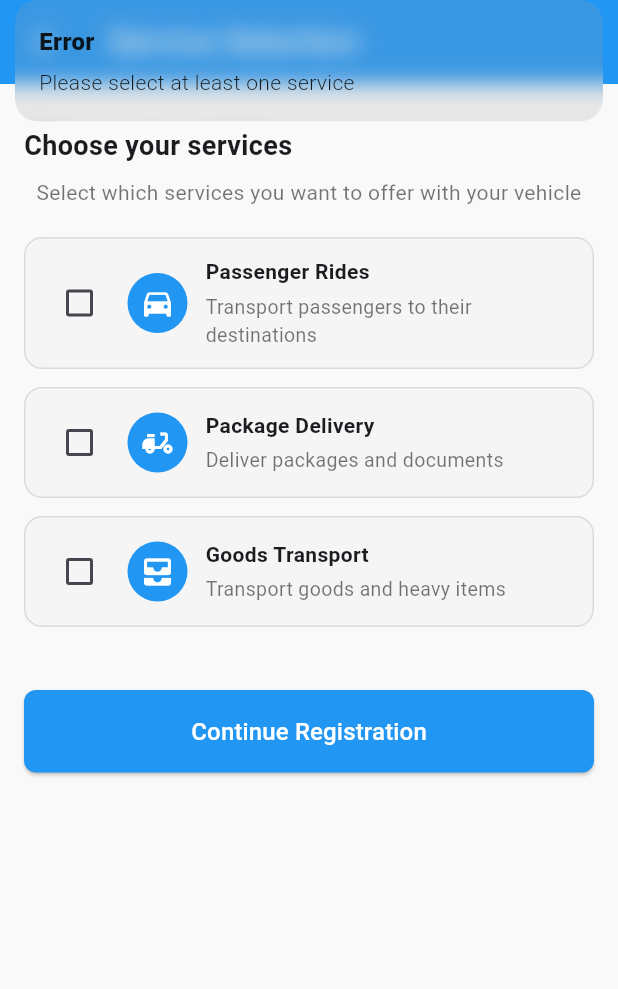
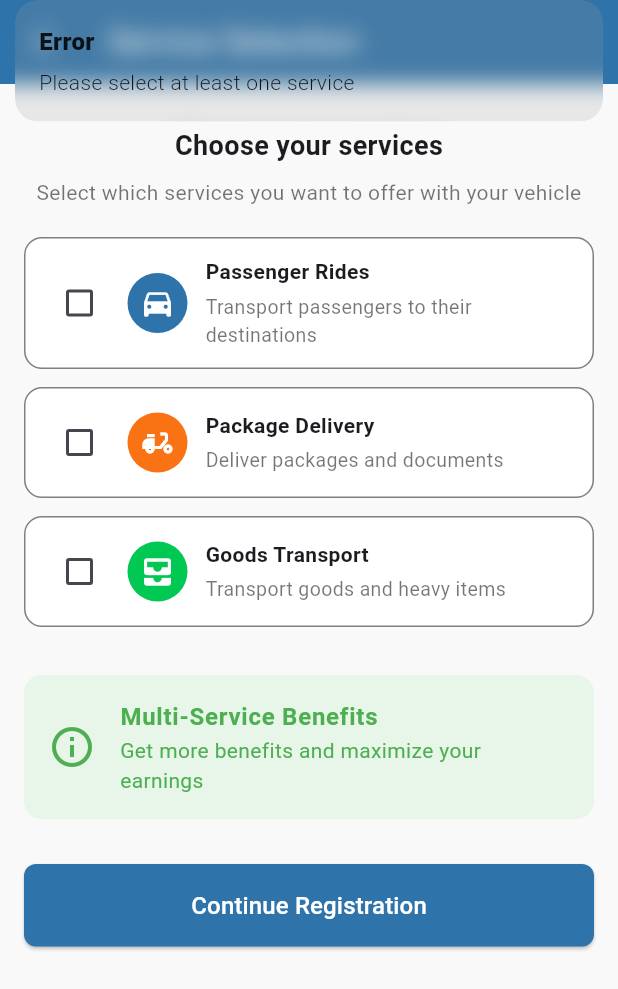
Before and after one commit to Durgeshpatel77/vezoh_driver, a Flutter app: the ServiceSelectionScreen screen opened directly, after a tap on "Continue Registration", on a phone screen of 412 x 824 dp. Shown: the top 989 px of the screen. Run offline on Flutter 3.47's test engine with Material 3 defaults, Android fonts, the phone set to English and light mode, and no system bars; our stand-ins replace get, image_picker, permission_handler, shared_preferences; accounts and stored records are empty.

Commit message:
selection done

```diff
--- a/lib/contoller/service_selection_controller.dart
+++ b/lib/contoller/service_selection_controller.dart
@@ -1,7 +1,9 @@
 import 'dart:convert';
 import 'package:get/get.dart';
 import 'package:http/http.dart' as http;
+import 'package:shared_preferences/shared_preferences.dart';
 import '../model/service_selection_model.dart';
+import '../screens/driver_sides_screens/verification_screens/vehicle_registration_screen.dart';
 import 'api_constants.dart';
 
 class ServiceController extends GetxController {
@@ -37,36 +39,45 @@ class ServiceController extends GetxController {
     ];
   }
 
+  /// Correct toggle: only update the specific service
   void toggleService(String id) {
-    services.value = services.map((service) {
-      if (service.id == id) {
-        return service.copyWith(isSelected: !service.isSelected);
-      }
-      return service;
-    }).toList();
+    final index = services.indexWhere((s) => s.id == id);
+    if (index != -1) {
+      services[index] = services[index].copyWith(
+        isSelected: !services[index].isSelected,
+      );
+    }
   }
 
   Future<void> submitServices() async {
     isLoading.value = true;
 
-    final selected = services.where((s) => s.isSelected).map((s) => s.id).toList();
+    // Get the list of selected services (full objects)
+    final selectedServices = services.where((s) => s.isSelected).toList();
 
-    if (selected.isEmpty) {
+    if (selectedServices.isEmpty) {
       Get.snackbar("Error", "Please select at least one service");
       isLoading.value = false;
       return;
     }
 
     try {
-      final url = Uri.parse(ApiConstants.profile);
-      final body = jsonEncode({'services': selected});
+      final prefs = await SharedPreferences.getInstance();
+      final token = prefs.getString("auth_token") ?? "";
+
+      final url = Uri.parse("https://vizoh-app.onrender.com/api/driver/opt-services");
+      final body = jsonEncode({'services': selectedServices.map((s) => s.id).toList()});
 
       print("🔵 URL: $url");
       print("🔵 Body: $body");
+      print("🔑 Token: $token");
 
       final response = await http.post(
         url,
-        headers: {'Content-Type': 'application/json'}, // No token here
+        headers: {
+          'Content-Type': 'application/json',
+          'Authorization': 'Bearer $token',
+        },
         body: body,
       );
 
@@ -76,9 +87,15 @@ class ServiceController extends GetxController {
       final data = jsonDecode(response.body);
 
       if (response.statusCode == 200 && data['success'] == true) {
-        Get.snackbar("Success", "Services updated successfully");
+        Get.snackbar("Success", data['message'] ?? "Services registered successfully");
+
+        // ✅ Corrected navigation with list of service IDs
+        Get.off(() => VehicleRegistrationScreen(
+            selectedServices: selectedServices.map((s) => s.id).toList()
+        ));
+
       } else {
-        Get.snackbar("Error", data['message'] ?? "Failed to update services");
+        Get.snackbar("Error", data['message'] ?? "Failed to register services");
       }
     } catch (e) {
       print("🔥 Exception: $e");
--- a/lib/screens/driver_sides_screens/verification_screens/service_selation_screen.dart
+++ b/lib/screens/driver_sides_screens/verification_screens/service_selation_screen.dart
@@ -1,5 +1,6 @@
 import 'package:flutter/material.dart';
 import 'package:get/get.dart';
+import 'package:vezoh_driver/theme/app_theme.dart';
 import '../../../contoller/service_selection_controller.dart';
 import '../../../model/service_selection_model.dart';
 
@@ -17,14 +18,14 @@ class ServiceSelectionScreen extends StatelessWidget {
           icon: const Icon(Icons.arrow_back_ios_new, color: Colors.white, size: 20),
           onPressed: () => Get.back(),
         ),
-        backgroundColor: Colors.blue,
+        backgroundColor: AppColors.skyBlue,
         title: const Text('Service Selection', style: TextStyle(color: Colors.white)),
       ),
       body: Obx(() => ListView(
         padding: const EdgeInsets.all(16),
         children: [
           const SizedBox(height: 12),
-          const Text('Choose your services', style: TextStyle(fontSize: 18, fontWeight: FontWeight.bold)),
+          Center(child: const Text('Choose your services', style: TextStyle(fontSize: 18, fontWeight: FontWeight.bold))),
           const SizedBox(height: 8),
           const Text(
             'Select which services you want to offer with your vehicle',
@@ -33,18 +34,44 @@ class ServiceSelectionScreen extends StatelessWidget {
           ),
           const SizedBox(height: 20),
           ...controller.services.map((service) => _serviceOption(controller, service)).toList(),
+          // Multi-service benefits tile with title, subtitle, and trailing icon
+          const SizedBox(height: 20),
+          Container(
+            decoration: BoxDecoration(
+              color: Colors.green.shade50,
+              borderRadius: BorderRadius.circular(12),
+            ),
+            child: ListTile(
+              contentPadding: const EdgeInsets.symmetric(horizontal: 16, vertical: 8),
+              title: const Text(
+                "Multi-Service Benefits",
+                style: TextStyle(
+                  fontWeight: FontWeight.bold,
+                  fontSize: 16,
+                  color: Colors.green,
+                ),
+              ),
+              subtitle: const Text(
+                "Get more benefits and maximize your earnings",
+                style: TextStyle(fontSize: 14, color: Colors.green),
+              ),
+              leading: const Icon(Icons.info_outline, color: Colors.green, size: 32),
+            ),
+          ),
+
           const SizedBox(height: 30),
           SizedBox(
             width: double.infinity,
             child: ElevatedButton(
               style: ElevatedButton.styleFrom(
-                backgroundColor: Colors.blue,
+                backgroundColor: AppColors.skyBlue,
                 padding: const EdgeInsets.symmetric(vertical: 16),
                 shape: RoundedRectangleBorder(borderRadius: BorderRadius.circular(8)),
               ),
               onPressed: controller.isLoading.value
                   ? null
                   : () {
+
                 controller.submitServices(); // ✅ No token
               },
               child: controller.isLoading.value
@@ -65,10 +92,10 @@ class ServiceSelectionScreen extends StatelessWidget {
         child: Container(
           padding: const EdgeInsets.all(12),
           decoration: BoxDecoration(
-            color: service.isSelected ? Colors.white : Colors.grey.shade100,
+            color: service.isSelected ? Colors.white : AppColors.white,
             borderRadius: BorderRadius.circular(12),
             border: Border.all(
-              color: service.isSelected ? Colors.blue : Colors.grey.withOpacity(0.3),
+              color: service.isSelected ? AppColors.skyBlue : AppColors.gray,
               width: service.isSelected ? 1.5 : 1,
             ),
           ),
@@ -77,11 +104,11 @@ class ServiceSelectionScreen extends StatelessWidget {
               Checkbox(
                 value: service.isSelected,
                 onChanged: (_) => controller.toggleService(service.id),
-                activeColor: Colors.blue,
+                activeColor: AppColors.skyBlue,
               ),
               const SizedBox(width: 8),
               CircleAvatar(
-                backgroundColor: Colors.blue,
+                backgroundColor: _getServiceColor(service.id), // ✅ Dynamic color
                 child: Icon(_getIconData(service.icon), color: Colors.white),
               ),
               const SizedBox(width: 12),
@@ -102,6 +129,20 @@ class ServiceSelectionScreen extends StatelessWidget {
     );
   }
 
+// Helper method to assign colors based on service
+  Color _getServiceColor(String serviceId) {
+    switch (serviceId) {
+      case 'ride':
+        return AppColors.skyBlue;
+      case 'courier':
+        return AppColors.orange;
+      case 'freight':
+        return AppColors.green;
+      default:
+        return AppColors.gray;
+    }
+  }
+
   IconData _getIconData(String iconName) {
     switch (iconName) {
       case 'directions_car':
--- a/pubspec.yaml
+++ b/pubspec.yaml
@@ -38,6 +38,8 @@ dependencies:
   change_app_package_name: ^1.5.0
   http: ^1.5.0
   shared_preferences: ^2.5.3
+  permission_handler: ^12.0.1
+  image_picker: ^1.2.0
 
 dev_dependencies:
   flutter_test:
```
Also changed, not shown: lib/contoller/driver_sides_controllers/vehicle_registration_controller.dart (added, +151 -0 lines), lib/screens/driver_sides_screens/verification_screens/vehicle_registration_screen.dart (+153 -27 lines), pubspec.lock, 7 other files.
